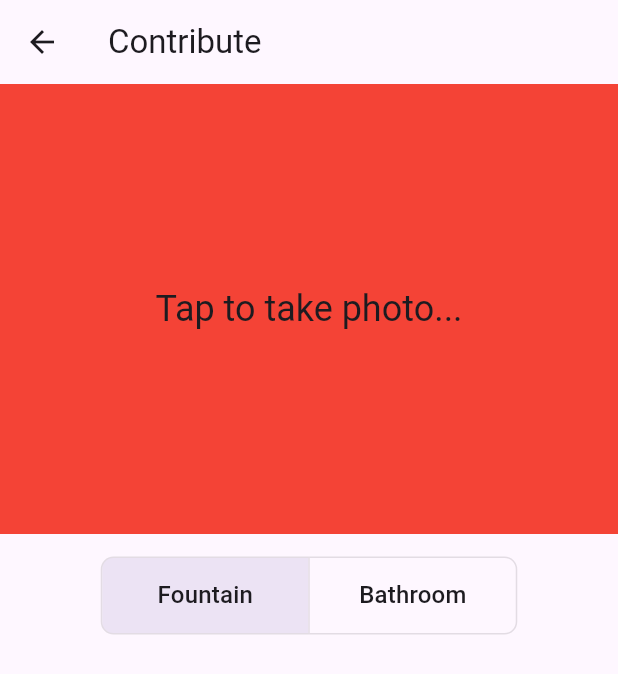
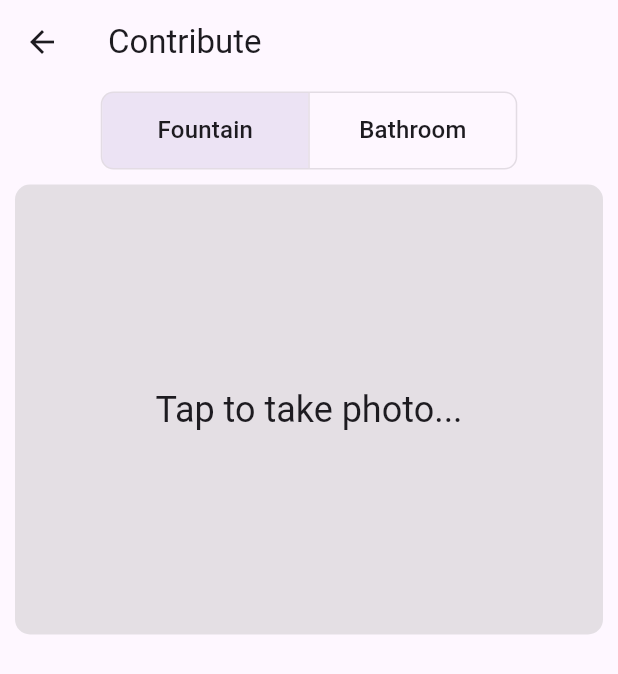
Before and after one commit to aiden-gonzalez/hydrate_mobile_flutter, a Flutter app: the screen it shows after launch, after a tap on "Contribute", on a phone screen of 412 x 824 dp. Shown: the top 674 px of the screen. Run offline on Flutter 3.47's test engine with Material 3 defaults, Android fonts, the phone set to English and light mode, and no system bars; our stand-ins replace camera, flutter_map, latlong2; generated files the repository leaves out were written again.

Commit message:
style updates for contribute page

```diff
--- a/lib/src/screens/fob_create_view.dart
+++ b/lib/src/screens/fob_create_view.dart
@@ -16,48 +16,19 @@ class _FobCreateViewState extends State<FobCreateView> {
   @override
   Widget build(BuildContext context) {
     final List<Widget> types = [
-      Text(
-        "Fountain",
-        style: Theme.of(context).textTheme.titleMedium
-      ),
-      Text(
-        "Bathroom",
-        style: Theme.of(context).textTheme.titleMedium
-      )
+      Text("Fountain", style: Theme.of(context).textTheme.titleMedium),
+      Text("Bathroom", style: Theme.of(context).textTheme.titleMedium)
     ];
 
     return Scaffold(
-      appBar: AppBar(
-        title: const Text('Contribute')
-      ),
+        appBar: AppBar(title: const Text('Contribute')),
         body: SingleChildScrollView(
             child: Center(
           child: Column(
               mainAxisSize: MainAxisSize.min,
               mainAxisAlignment: MainAxisAlignment.center,
               children: [
-                // Add picture
-                Container(
-                  color: Colors.red,
-                  child: InkWell(
-                    onTap: () {
-                      debugPrint("Tapped inkwell");
-                    },
-                    child: SizedBox(
-                      width: double.infinity,
-                      height: 300,
-                      child: Center(
-                        child: Text(
-                          "Tap to take photo...",
-                          style: Theme.of(context).textTheme.headlineSmall
-                        )
-                      )
-                    ),
-                  ),
-                ),
-                SizedBox(
-                  height: 15
-                ),
+                SizedBox(height: 5),
                 // Single select for FoB type
                 ToggleButtons(
                     direction: Axis.horizontal,
@@ -76,15 +47,32 @@ class _FobCreateViewState extends State<FobCreateView> {
                     // color: Colors.red[400],
                     constraints: BoxConstraints(
                         minHeight: 50.0,
-                    minWidth: (MediaQuery.of(context).size.width) / 3
+                        minWidth: (MediaQuery.of(context).size.width) / 3),
+                    isSelected: _selectedType,
+                    children: types),
+                // Add picture
+                Padding(
+                  padding: EdgeInsets.all(10.0),
+                  child: Container(
+                    decoration: BoxDecoration(
+                        borderRadius: BorderRadius.circular(10.0),
+                        color: Theme.of(context).highlightColor),
+                    child: InkWell(
+                      onTap: () {
+                        debugPrint("Tapped inkwell");
+                      },
+                      child: SizedBox(
+                          width: double.infinity,
+                          height: 300,
+                          child: Center(
+                              child: Text("Tap to take photo...",
+                                  style: Theme.of(context)
+                                      .textTheme
+                                      .headlineSmall))),
                     ),
-                  isSelected: _selectedType,
-                  children: types
-                )
-              ]
                   ),
                 )
-        )
-    );
+              ]),
+        )));
   }
 }
```
Lines whose indentation alone changed are shown as unchanged.
